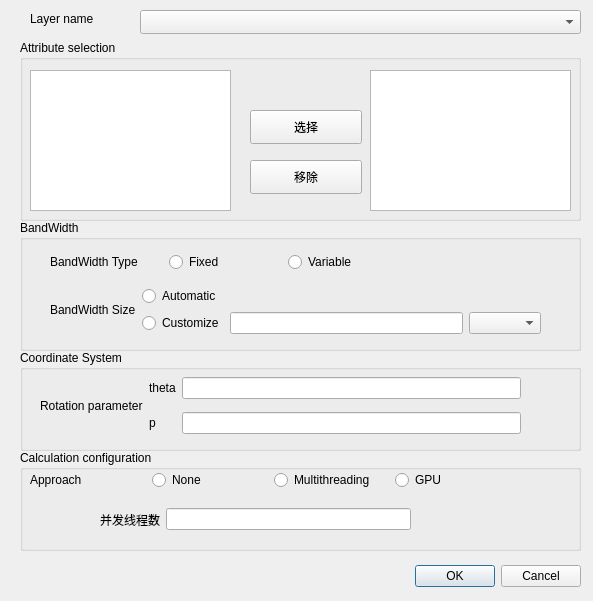
GWmodel-Lab/GWmodelS, file gwmgwroptionsdialog.ui: the form before one commit.
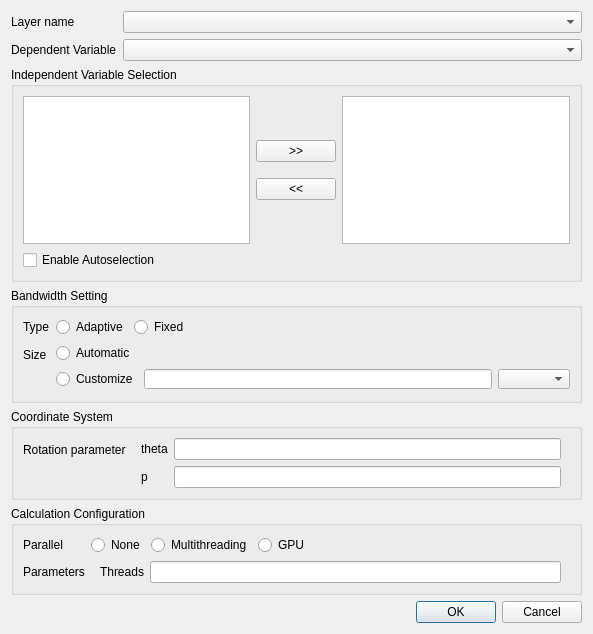
The form after the commit.

Commit message: 修改：GWR设置界面

```diff
--- a/gwmgwroptionsdialog.ui
+++ b/gwmgwroptionsdialog.ui
@@ -7,182 +7,214 @@
     <x>0</x>
     <y>0</y>
     <width>593</width>
-    <height>601</height>
+    <height>634</height>
    </rect>
   </property>
   <property name="windowTitle">
    <string>Dialog</string>
   </property>
-  <widget class="QDialogButtonBox" name="buttonBox">
-   <property name="geometry">
-    <rect>
-     <x>240</x>
-     <y>560</y>
-     <width>341</width>
-     <height>32</height>
-    </rect>
-   </property>
-   <property name="orientation">
-    <enum>Qt::Horizontal</enum>
-   </property>
-   <property name="standardButtons">
-    <set>QDialogButtonBox::Cancel|QDialogButtonBox::Ok</set>
-   </property>
-  </widget>
+  <layout class="QVBoxLayout" name="verticalLayout" stretch="0,1,1,1,1,1">
+   <item>
+    <layout class="QFormLayout" name="formLayout_6">
+     <property name="sizeConstraint">
+      <enum>QLayout::SetDefaultConstraint</enum>
+     </property>
+     <item row="0" column="0">
   <widget class="QLabel" name="label">
-   <property name="geometry">
-    <rect>
-     <x>30</x>
-     <y>10</y>
-     <width>90</width>
-     <height>18</height>
-    </rect>
+       <property name="sizePolicy">
+        <sizepolicy hsizetype="Fixed" vsizetype="Preferred">
+         <horstretch>0</horstretch>
+         <verstretch>0</verstretch>
+        </sizepolicy>
    </property>
    <property name="text">
     <string>Layer name</string>
    </property>
   </widget>
-  <widget class="QComboBox" name="mLayerComboBox">
-   <property name="geometry">
-    <rect>
-     <x>140</x>
-     <y>10</y>
-     <width>441</width>
-     <height>24</height>
-    </rect>
-   </property>
-  </widget>
+     </item>
+     <item row="0" column="1">
+      <widget class="QComboBox" name="mLayerComboBox"/>
+     </item>
+     <item row="1" column="0">
+      <widget class="QLabel" name="label_12">
+       <property name="text">
+        <string>Dependent Variable</string>
+       </property>
+      </widget>
+     </item>
+     <item row="1" column="1">
+      <widget class="QComboBox" name="mDepVarComboBox"/>
+     </item>
+    </layout>
+   </item>
+   <item>
   <widget class="QGroupBox" name="groupBox">
-   <property name="geometry">
-    <rect>
-     <x>20</x>
-     <y>40</y>
-     <width>561</width>
-     <height>181</height>
-    </rect>
-   </property>
    <property name="title">
-    <string>Attribute selection</string>
-   </property>
-   <widget class="QListView" name="mAttributeView">
-    <property name="geometry">
-     <rect>
-      <x>10</x>
-      <y>30</y>
-      <width>201</width>
-      <height>141</height>
-     </rect>
-    </property>
-   </widget>
-   <widget class="QListView" name="mSelectedAttributeView">
-    <property name="geometry">
-     <rect>
-      <x>350</x>
-      <y>30</y>
-      <width>201</width>
-      <height>141</height>
-     </rect>
-    </property>
-   </widget>
-   <widget class="QPushButton" name="mAddAttributeBtn">
-    <property name="geometry">
-     <rect>
-      <x>230</x>
-      <y>70</y>
-      <width>112</width>
-      <height>34</height>
-     </rect>
-    </property>
+      <string>Independent Variable Selection</string>
+     </property>
+     <layout class="QVBoxLayout" name="verticalLayout_3">
+      <item>
+       <layout class="QHBoxLayout" name="horizontalLayout_2">
+        <item>
+         <widget class="QListView" name="mIndepVarView"/>
+        </item>
+        <item>
+         <layout class="QVBoxLayout" name="verticalLayout_2">
+          <property name="spacing">
+           <number>16</number>
+          </property>
+          <item>
+           <spacer name="verticalSpacer">
+            <property name="orientation">
+             <enum>Qt::Vertical</enum>
+            </property>
+            <property name="sizeHint" stdset="0">
+             <size>
+              <width>20</width>
+              <height>40</height>
+             </size>
+            </property>
+           </spacer>
+          </item>
+          <item>
+           <widget class="QPushButton" name="mAddIndepVarBtn">
     <property name="text">
-     <string>选择</string>
-    </property>
-   </widget>
-   <widget class="QPushButton" name="mDelAttributeBtn">
-    <property name="geometry">
-     <rect>
-      <x>230</x>
-      <y>120</y>
-      <width>112</width>
-      <height>34</height>
-     </rect>
-    </property>
+             <string>&gt;&gt;</string>
+            </property>
+           </widget>
+          </item>
+          <item>
+           <widget class="QPushButton" name="mDelIndepVarBtn">
+            <property name="text">
+             <string>&lt;&lt;</string>
+            </property>
+           </widget>
+          </item>
+          <item>
+           <spacer name="verticalSpacer_2">
+            <property name="orientation">
+             <enum>Qt::Vertical</enum>
+            </property>
+            <property name="sizeHint" stdset="0">
+             <size>
+              <width>20</width>
+              <height>40</height>
+             </size>
+            </property>
+           </spacer>
+          </item>
+         </layout>
+        </item>
+        <item>
+         <widget class="QListView" name="mSelectedIndepVarView"/>
+        </item>
+       </layout>
+      </item>
+      <item>
+       <widget class="QCheckBox" name="mVariableAutoSelectionCheck">
     <property name="text">
-     <string>移除</string>
-    </property>
-   </widget>
-  </widget>
+         <string>Enable Autoselection</string>
+        </property>
+       </widget>
+      </item>
+     </layout>
+    </widget>
+   </item>
+   <item>
   <widget class="QGroupBox" name="groupBox_2">
-   <property name="geometry">
-    <rect>
-     <x>20</x>
-     <y>220</y>
-     <width>561</width>
-     <height>131</height>
-    </rect>
+     <property name="sizePolicy">
+      <sizepolicy hsizetype="Preferred" vsizetype="Fixed">
+       <horstretch>0</horstretch>
+       <verstretch>0</verstretch>
+      </sizepolicy>
    </property>
    <property name="title">
-    <string>BandWidth</string>
-   </property>
-   <widget class="QWidget" name="layoutWidget">
-    <property name="geometry">
-     <rect>
-      <x>30</x>
-      <y>30</y>
-      <width>351</width>
-      <height>24</height>
-     </rect>
-    </property>
-    <layout class="QGridLayout" name="gridLayout">
+      <string>Bandwidth Setting</string>
+     </property>
+     <layout class="QFormLayout" name="formLayout">
      <item row="0" column="0">
       <widget class="QLabel" name="label_2">
        <property name="text">
-        <string>BandWidth Type</string>
+         <string>Type</string>
        </property>
       </widget>
      </item>
      <item row="0" column="1">
-      <widget class="QRadioButton" name="mFixedRadio">
+       <layout class="QHBoxLayout" name="horizontalLayout_6">
+        <item>
+         <widget class="QRadioButton" name="mBwTypeAdaptiveRadio">
+          <property name="sizePolicy">
+           <sizepolicy hsizetype="Fixed" vsizetype="Fixed">
+            <horstretch>0</horstretch>
+            <verstretch>0</verstretch>
+           </sizepolicy>
+          </property>
+          <property name="text">
+           <string>Adaptive</string>
+          </property>
+         </widget>
+        </item>
+        <item>
+         <widget class="QRadioButton" name="mBwTypeFixedRadio">
+          <property name="sizePolicy">
+           <sizepolicy hsizetype="Fixed" vsizetype="Fixed">
+            <horstretch>0</horstretch>
+            <verstretch>0</verstretch>
+           </sizepolicy>
+          </property>
        <property name="text">
         <string>Fixed</string>
        </property>
       </widget>
      </item>
-     <item row="0" column="2">
-      <widget class="QRadioButton" name="mVariableRadio">
-       <property name="text">
-        <string>Variable</string>
-       </property>
-      </widget>
-     </item>
-    </layout>
-   </widget>
-   <widget class="QWidget" name="layoutWidget">
-    <property name="geometry">
-     <rect>
-      <x>30</x>
-      <y>60</y>
-      <width>491</width>
-      <height>61</height>
-     </rect>
-    </property>
-    <layout class="QGridLayout" name="gridLayout_5">
-     <item row="0" column="1">
+        <item>
+         <spacer name="horizontalSpacer">
+          <property name="orientation">
+           <enum>Qt::Horizontal</enum>
+          </property>
+          <property name="sizeHint" stdset="0">
+           <size>
+            <width>40</width>
+            <height>20</height>
+           </size>
+          </property>
+         </spacer>
+        </item>
+       </layout>
+      </item>
+      <item row="1" column="0">
+       <widget class="QLabel" name="label_3">
+        <property name="sizePolicy">
+         <sizepolicy hsizetype="Preferred" vsizetype="Preferred">
+          <horstretch>0</horstretch>
+          <verstretch>0</verstretch>
+         </sizepolicy>
+        </property>
+        <property name="text">
+         <string>Size</string>
+        </property>
+        <property name="alignment">
+         <set>Qt::AlignLeading|Qt::AlignLeft|Qt::AlignVCenter</set>
+        </property>
+       </widget>
+      </item>
+      <item row="1" column="1">
       <layout class="QGridLayout" name="gridLayout_4">
        <item row="0" column="0" colspan="2">
-        <widget class="QRadioButton" name="mAutomaticRadio">
+         <widget class="QRadioButton" name="mBwSizeAutomaticRadio">
          <property name="text">
           <string>Automatic</string>
          </property>
         </widget>
        </item>
        <item row="1" column="1">
-        <widget class="QLineEdit" name="mBandWidthSize"/>
+         <widget class="QLineEdit" name="mBwSizeValue"/>
        </item>
        <item row="1" column="2">
-        <widget class="QComboBox" name="mBandWidthUnit"/>
+         <widget class="QComboBox" name="mBwSizeUnit"/>
        </item>
        <item row="1" column="0">
-        <widget class="QRadioButton" name="mCustomizeRadio">
+         <widget class="QRadioButton" name="mBwSizeCustomizeRadio">
          <property name="text">
           <string>Customize</string>
          </property>
@@ -190,47 +222,58 @@
        </item>
       </layout>
      </item>
-     <item row="0" column="0">
-      <widget class="QLabel" name="label_3">
-       <property name="text">
-        <string>BandWidth Size</string>
-       </property>
-      </widget>
-     </item>
-    </layout>
-   </widget>
-  </widget>
+     </layout>
+    </widget>
+   </item>
+   <item>
   <widget class="QGroupBox" name="groupBox_3">
-   <property name="geometry">
-    <rect>
-     <x>20</x>
-     <y>350</y>
-     <width>561</width>
-     <height>101</height>
-    </rect>
+     <property name="sizePolicy">
+      <sizepolicy hsizetype="Preferred" vsizetype="Fixed">
+       <horstretch>0</horstretch>
+       <verstretch>0</verstretch>
+      </sizepolicy>
    </property>
    <property name="title">
     <string>Coordinate System</string>
    </property>
-   <widget class="QWidget" name="layoutWidget">
-    <property name="geometry">
-     <rect>
-      <x>20</x>
-      <y>20</y>
-      <width>481</width>
-      <height>71</height>
-     </rect>
-    </property>
-    <layout class="QHBoxLayout" name="horizontalLayout_2">
-     <item>
+     <layout class="QFormLayout" name="formLayout_5">
+      <item row="0" column="0">
       <widget class="QLabel" name="label_4">
+        <property name="sizePolicy">
+         <sizepolicy hsizetype="Preferred" vsizetype="Preferred">
+          <horstretch>0</horstretch>
+          <verstretch>0</verstretch>
+         </sizepolicy>
+        </property>
        <property name="text">
         <string>Rotation parameter</string>
        </property>
-      </widget>
-     </item>
-     <item>
-      <layout class="QGridLayout" name="gridLayout_2">
+        <property name="alignment">
+         <set>Qt::AlignLeading|Qt::AlignLeft|Qt::AlignVCenter</set>
+        </property>
+       </widget>
+      </item>
+      <item row="0" column="1">
+       <layout class="QFormLayout" name="formLayout_2">
+        <property name="verticalSpacing">
+         <number>6</number>
+        </property>
+        <property name="leftMargin">
+         <number>9</number>
+        </property>
+        <property name="rightMargin">
+         <number>9</number>
+        </property>
+        <item row="0" column="0">
+         <widget class="QLabel" name="label_5">
+          <property name="text">
+           <string>theta</string>
+          </property>
+         </widget>
+        </item>
+        <item row="0" column="1">
+         <widget class="QLineEdit" name="mThetaValue"/>
+        </item>
        <item row="1" column="0">
         <widget class="QLabel" name="label_6">
          <property name="text">
@@ -241,134 +284,186 @@
        <item row="1" column="1">
         <widget class="QLineEdit" name="mPValue"/>
        </item>
-       <item row="0" column="1">
-        <widget class="QLineEdit" name="mThetaValue"/>
-       </item>
-       <item row="0" column="0">
-        <widget class="QLabel" name="label_5">
-         <property name="text">
-          <string>theta</string>
-         </property>
-        </widget>
-       </item>
       </layout>
      </item>
     </layout>
    </widget>
-  </widget>
+   </item>
+   <item>
   <widget class="QGroupBox" name="groupBox_4">
-   <property name="geometry">
-    <rect>
-     <x>20</x>
-     <y>450</y>
-     <width>561</width>
-     <height>101</height>
-    </rect>
+     <property name="sizePolicy">
+      <sizepolicy hsizetype="Preferred" vsizetype="Fixed">
+       <horstretch>0</horstretch>
+       <verstretch>0</verstretch>
+      </sizepolicy>
    </property>
    <property name="title">
-    <string>Calculation configuration</string>
-   </property>
-   <widget class="QWidget" name="layoutWidget">
-    <property name="geometry">
-     <rect>
-      <x>10</x>
-      <y>20</y>
-      <width>481</width>
-      <height>81</height>
-     </rect>
-    </property>
-    <layout class="QGridLayout" name="gridLayout_3">
+      <string>Calculation Configuration</string>
+     </property>
+     <layout class="QGridLayout" name="gridLayout">
      <item row="0" column="0">
-      <layout class="QHBoxLayout" name="horizontalLayout_3">
-       <item>
         <widget class="QLabel" name="label_7">
          <property name="text">
-          <string>Approach</string>
+         <string>Parallel</string>
          </property>
         </widget>
        </item>
+      <item row="0" column="1">
+       <layout class="QHBoxLayout" name="horizontalLayout_7">
        <item>
-        <widget class="QRadioButton" name="mNoneRadio">
+         <widget class="QRadioButton" name="mCalcParallelNoneRadio">
+          <property name="sizePolicy">
+           <sizepolicy hsizetype="Fixed" vsizetype="Fixed">
+            <horstretch>0</horstretch>
+            <verstretch>0</verstretch>
+           </sizepolicy>
+          </property>
          <property name="text">
           <string>None</string>
          </property>
         </widget>
        </item>
        <item>
-        <widget class="QRadioButton" name="mMultithreadingRadio">
+         <widget class="QRadioButton" name="mCalcParallelMultithreadRadio">
+          <property name="sizePolicy">
+           <sizepolicy hsizetype="Fixed" vsizetype="Fixed">
+            <horstretch>0</horstretch>
+            <verstretch>0</verstretch>
+           </sizepolicy>
+          </property>
          <property name="text">
           <string>Multithreading</string>
          </property>
         </widget>
        </item>
        <item>
-        <widget class="QRadioButton" name="mGPURadio">
+         <widget class="QRadioButton" name="mCalcParallelGPURadio">
+          <property name="sizePolicy">
+           <sizepolicy hsizetype="Fixed" vsizetype="Fixed">
+            <horstretch>0</horstretch>
+            <verstretch>0</verstretch>
+           </sizepolicy>
+          </property>
          <property name="text">
           <string>GPU</string>
          </property>
         </widget>
        </item>
-      </layout>
-     </item>
-     <item row="1" column="0">
+        <item>
+         <spacer name="horizontalSpacer_2">
+          <property name="orientation">
+           <enum>Qt::Horizontal</enum>
+          </property>
+          <property name="sizeHint" stdset="0">
+           <size>
+            <width>40</width>
+            <height>20</height>
+           </size>
+          </property>
+         </spacer>
+        </item>
+       </layout>
+      </item>
+      <item row="1" column="1">
       <widget class="QStackedWidget" name="stackedWidget">
        <property name="currentIndex">
         <number>1</number>
        </property>
-       <widget class="QWidget" name="page"/>
+        <widget class="QWidget" name="page">
+         <layout class="QHBoxLayout" name="horizontalLayout_3">
+          <property name="topMargin">
+           <number>0</number>
+          </property>
+          <property name="bottomMargin">
+           <number>0</number>
+          </property>
+          <item>
+           <widget class="QLabel" name="label_11">
+            <property name="text">
+             <string>No parameters</string>
+            </property>
+           </widget>
+          </item>
+         </layout>
+        </widget>
        <widget class="QWidget" name="page_3">
-        <widget class="QWidget" name="layoutWidget">
-         <property name="geometry">
-          <rect>
-           <x>70</x>
-           <y>10</y>
-           <width>311</width>
-           <height>27</height>
-          </rect>
-         </property>
-         <layout class="QHBoxLayout" name="horizontalLayout_5">
-          <item>
+         <layout class="QFormLayout" name="formLayout_3">
+          <property name="leftMargin">
+           <number>9</number>
+          </property>
+          <property name="topMargin">
+           <number>0</number>
+          </property>
+          <property name="rightMargin">
+           <number>9</number>
+          </property>
+          <property name="bottomMargin">
+           <number>0</number>
+          </property>
+          <item row="0" column="0">
            <widget class="QLabel" name="label_9">
             <property name="text">
-             <string>并发线程数</string>
+             <string>Threads</string>
             </property>
            </widget>
           </item>
-          <item>
+          <item row="0" column="1">
            <widget class="QLineEdit" name="mThreadNum"/>
           </item>
          </layout>
         </widget>
-       </widget>
        <widget class="QWidget" name="page_2">
-        <widget class="QWidget" name="layoutWidget">
-         <property name="geometry">
-          <rect>
-           <x>70</x>
-           <y>10</y>
-           <width>321</width>
-           <height>27</height>
-          </rect>
-         </property>
-         <layout class="QHBoxLayout" name="horizontalLayout_4">
-          <item>
+         <layout class="QFormLayout" name="formLayout_4">
+          <property name="topMargin">
+           <number>0</number>
+          </property>
+          <property name="bottomMargin">
+           <number>0</number>
+          </property>
+          <item row="0" column="0">
            <widget class="QLabel" name="label_8">
             <property name="text">
-             <string>样本组大小</string>
+             <string>Batch Size</string>
             </property>
            </widget>
           </item>
-          <item>
+          <item row="0" column="1">
            <widget class="QLineEdit" name="mSampleGroupSize"/>
           </item>
          </layout>
         </widget>
        </widget>
+      </item>
+      <item row="1" column="0">
+       <widget class="QLabel" name="label_10">
+        <property name="sizePolicy">
+         <sizepolicy hsizetype="Preferred" vsizetype="Fixed">
+          <horstretch>0</horstretch>
+          <verstretch>0</verstretch>
+         </sizepolicy>
+        </property>
+        <property name="text">
+         <string>Parameters</string>
+        </property>
+        <property name="alignment">
+         <set>Qt::AlignLeading|Qt::AlignLeft|Qt::AlignVCenter</set>
+        </property>
       </widget>
      </item>
     </layout>
    </widget>
-  </widget>
+   </item>
+   <item>
+    <widget class="QDialogButtonBox" name="buttonBox">
+     <property name="orientation">
+      <enum>Qt::Horizontal</enum>
+     </property>
+     <property name="standardButtons">
+      <set>QDialogButtonBox::Cancel|QDialogButtonBox::Ok</set>
+     </property>
+    </widget>
+   </item>
+  </layout>
  </widget>
  <resources/>
  <connections>
```
Lines whose indentation alone changed are shown as unchanged. The commit also changes 2 other files.
